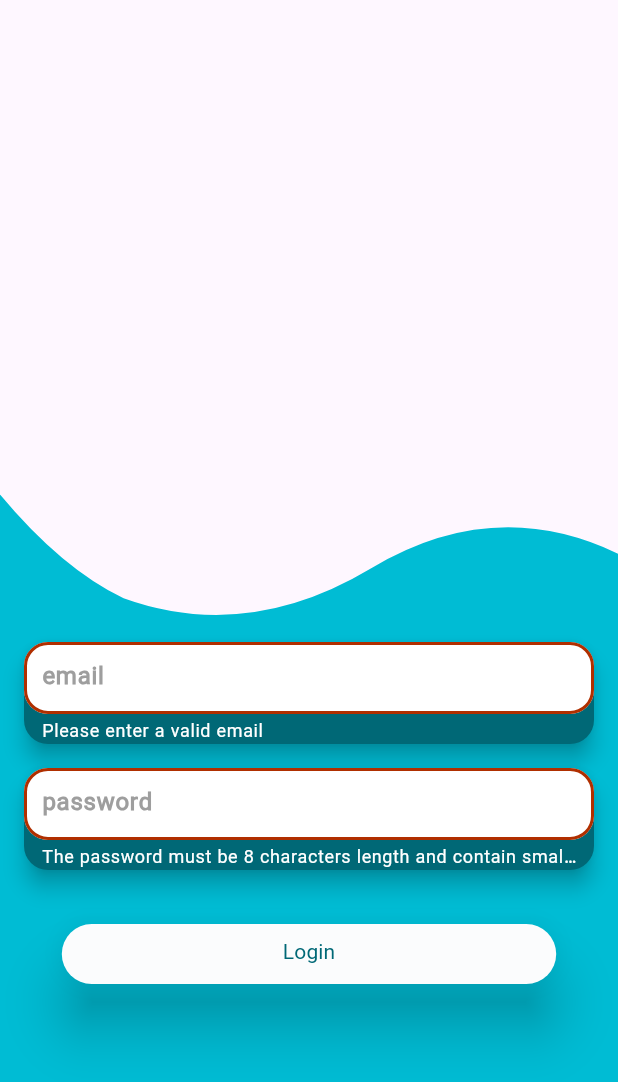
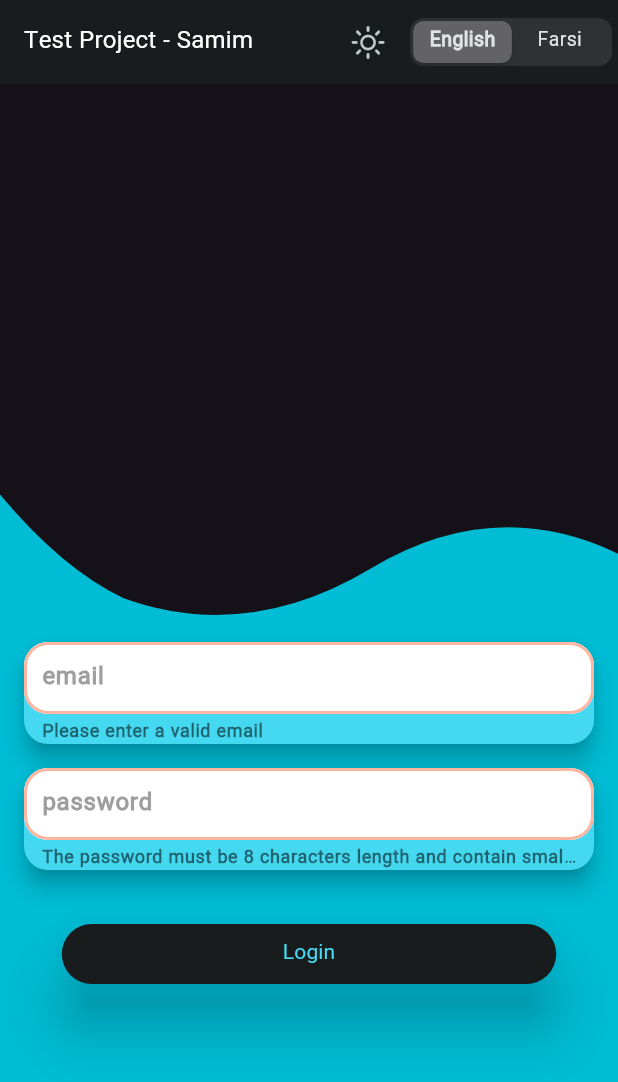
Before and after one commit to shervin-h/flutter_test_project, a Flutter app: the screen it shows after launch, after a tap on "Login", on a phone screen of 412 x 824 dp. Shown: the top 1082 px of the screen. Run offline on Flutter 3.47's test engine with Material 2 defaults, Android fonts, the phone set to English and light mode, and no system bars; our stand-ins replace bloc, dio, email_validator, equatable, flutter_bloc, flutter_svg and 3 more; generated files the repository leaves out were written again.

Commit message:
implement setting feature such as multi language and dark/light theme and using cubit class to management settings state

```diff
--- /dev/null
+++ b/lib/config/app_settings/app_settings_state.dart
@@ -0,0 +1,19 @@
+part of 'app_settings_cubit.dart';
+
+// @immutable
+class AppSettingsState {
+  bool isDark;
+  String languageCode;
+
+  AppSettingsState({required this.isDark, required this.languageCode});
+
+  AppSettingsState copyWith({
+    bool? newIsDark,
+    String? newLanguageCode,
+  }) {
+    return AppSettingsState(
+      isDark: newIsDark ?? isDark,
+      languageCode: newLanguageCode ?? languageCode,
+    );
+  }
+}
--- a/lib/config/app_theme.dart
+++ b/lib/config/app_theme.dart
@@ -114,10 +114,18 @@ class AppTheme {
   static ThemeData lightThemeData = ThemeData.light(useMaterial3: true).copyWith(
     colorScheme: lightColorScheme,
     textTheme: lightTextTheme,
+    appBarTheme: const AppBarTheme(
+      elevation: 0,
+      backgroundColor: Colors.transparent,
+    )
   );
 
   static ThemeData darkThemeData = ThemeData.dark(useMaterial3: true).copyWith(
     colorScheme: darkColorScheme,
-    textTheme: darkTextTheme
+    textTheme: darkTextTheme,
+      appBarTheme: const AppBarTheme(
+        elevation: 0,
+        backgroundColor: Colors.transparent,
+      )
   );
 }
--- a/lib/config/l10n/app_en.arb
+++ b/lib/config/l10n/app_en.arb
@@ -1,10 +1,13 @@
 {
   "helloWorld": "Hello World!",
+  "appName": "Test Project - Samim",
   "email": "email",
   "password": "password",
   "emailErrMessage": "Please enter a valid email",
   "passErrMessage": "The password must be 8 characters length and contain small and capital Latin letters",
   "loginSuccessful": "Login successful",
   "tryAgain": "Try again",
-  "login": "Login"
+  "login": "Login",
+  "english": "English",
+  "farsi": "Farsi"
 }
--- a/lib/config/l10n/app_fa.arb
+++ b/lib/config/l10n/app_fa.arb
@@ -1,10 +1,13 @@
 {
   "helloWorld": "سلام دنیا!",
+  "appName": "پروژه تستی - صمیم",
   "email": "ایمیل",
   "password": "رمز عبور",
   "emailErrMessage": "لطفاً ایمیل معتبر وارد کنید",
   "passErrMessage": "رمز عبور بایستی 8 کارکتر باشد و شامل حروف بزرگ و کوچک لاتین باشد",
   "loginSuccessful": "ورود موفق",
   "tryAgain": "تلاش دوباره",
-  "login": "ورود"
+  "login": "ورود",
+  "english": "انگلیسی",
+  "farsi": "فارسی"
 }
--- /dev/null
+++ b/lib/core/widgets/custom_app_bar.dart
@@ -0,0 +1,54 @@
+import 'package:flutter/cupertino.dart';
+import 'package:flutter/material.dart';
+import 'package:flutter_bloc/flutter_bloc.dart';
+import 'package:flutter_test_project/config/app_settings/app_settings_cubit.dart';
+import 'package:flutter_gen/gen_l10n/app_localizations.dart';
+
+
+class CustomAppBar extends StatelessWidget implements PreferredSizeWidget{
+  const CustomAppBar({super.key});
+
+
+  @override
+  Widget build(BuildContext context) {
+    final themeData = Theme.of(context);
+    return AppBar(
+      title: Text(AppLocalizations.of(context)!.appName, style: themeData.textTheme.titleMedium,),
+      backgroundColor: themeData.colorScheme.background,
+      actions: [
+        const SizedBox(width: 4),
+        IconButton(
+          onPressed: () {
+            BlocProvider.of<AppSettingsCubit>(context).changeThemeMode();
+          },
+          icon: BlocBuilder<AppSettingsCubit, AppSettingsState>(
+            builder: (context, state) {
+              return Icon(state.isDark ? CupertinoIcons.sun_max : CupertinoIcons.moon);
+            },
+          ),
+        ),
+        const SizedBox(width: 4),
+        BlocBuilder<AppSettingsCubit, AppSettingsState>(
+          builder: (context, state) {
+            return CupertinoSlidingSegmentedControl<String>(
+              groupValue: state.languageCode,
+              children: {
+                'en': Text(AppLocalizations.of(context)!.english),
+                'fa': Text(AppLocalizations.of(context)!.farsi),
+              },
+              onValueChanged: (value) {
+                if (value != null) {
+                  BlocProvider.of<AppSettingsCubit>(context).changeLanguage();
+                }
+              },
+            );
+          },
+        ),
+        const SizedBox(width: 4),
+      ],
+    );
+  }
+
+  @override
+  Size get preferredSize => AppBar().preferredSize;
+}
--- a/lib/features/feature_auth/presentation/screens/login_screen.dart
+++ b/lib/features/feature_auth/presentation/screens/login_screen.dart
@@ -3,7 +3,9 @@ import 'package:flutter/material.dart';
 import 'package:flutter_gen/gen_l10n/app_localizations.dart';
 import 'package:email_validator/email_validator.dart';
 import 'package:flutter_bloc/flutter_bloc.dart';
+import 'package:flutter_test_project/config/app_settings/app_settings_cubit.dart';
 import 'package:flutter_test_project/core/utils/password_validation_helper.dart';
+import 'package:flutter_test_project/core/widgets/custom_app_bar.dart';
 import 'package:flutter_test_project/features/feature_auth/data/repositories/user_repository_impl.dart';
 import 'package:flutter_test_project/features/feature_auth/presentation/widgets/custom_text_form_field.dart';
 import 'package:flutter_test_project/features/feature_countries/presentation/screens/countries_screen.dart';
@@ -53,6 +55,7 @@ class _LoginScreenState extends State<LoginScreen> {
     final localization = AppLocalizations.of(context)!;
 
     return Scaffold(
+      appBar: const CustomAppBar(),
       body: SafeArea(
         child: SizedBox(
           width: screenWidth,
@@ -85,7 +88,7 @@ class _LoginScreenState extends State<LoginScreen> {
 
                                 CustomTextFormField(
                                   validator: (value) {
-                                    if (value != null && !EmailValidator.validate(value)) {
+                                    if (value != null && !EmailValidator.validate(value.trim())) {
                                       return localization.emailErrMessage;
                                     }
                                     return null;
@@ -99,7 +102,7 @@ class _LoginScreenState extends State<LoginScreen> {
 
                                 CustomTextFormField(
                                   validator: (value) {
-                                    if (value != null && value.trim().length < 8 && !isPasswordValid(value, 8)) {
+                                    if (value != null && value.trim().length < 8 && !isPasswordValid(value.trim(), 8)) {
                                       return localization.passErrMessage;
                                     }
                                     return null;
--- a/lib/features/feature_auth/presentation/widgets/custom_text_form_field.dart
+++ b/lib/features/feature_auth/presentation/widgets/custom_text_form_field.dart
@@ -30,6 +30,7 @@ class CustomTextFormField extends StatelessWidget {
     return Material(
       elevation: 6,
       color: themeData.colorScheme.primary,
+      // color: Colors.cyan,
       borderRadius: BorderRadius.circular(radius ?? 16),
       child: TextFormField(
         validator: validator,
@@ -49,6 +50,10 @@ class CustomTextFormField extends StatelessWidget {
             color: Colors.grey.shade500,
             fontWeight: FontWeight.bold,
           ),
+          errorStyle: TextStyle(
+            color: Colors.black54,
+            fontWeight: FontWeight.bold,
+          ),
           contentPadding: const EdgeInsets.all(8),
           counterText: "",
           filled: true,
--- a/lib/features/feature_countries/presentation/screens/countries_screen.dart
+++ b/lib/features/feature_countries/presentation/screens/countries_screen.dart
@@ -2,6 +2,7 @@ import 'package:flutter/cupertino.dart';
 import 'package:flutter/material.dart';
 import 'package:flutter_bloc/flutter_bloc.dart';
 import 'package:flutter_svg/flutter_svg.dart';
+import 'package:flutter_test_project/core/widgets/custom_app_bar.dart';
 import 'package:flutter_test_project/core/widgets/shared_widgets.dart';
 import 'package:flutter_test_project/features/feature_countries/domain/entities/country_entity.dart';
 import 'package:flutter_test_project/features/feature_countries/presentation/bloc/countries_bloc.dart';
@@ -31,6 +32,7 @@ class _CountriesScreenState extends State<CountriesScreen> {
   Widget build(BuildContext context) {
 
     return Scaffold(
+      appBar: const CustomAppBar(),
       body: SafeArea(
         child: BlocBuilder<CountriesBloc, CountriesState>(
           buildWhen: (previous, current) {
--- a/lib/locator.dart
+++ b/lib/locator.dart
@@ -1,6 +1,7 @@
 
 import 'dart:convert';
 
+import 'package:flutter_test_project/config/app_settings/app_settings_cubit.dart';
 import 'package:flutter_test_project/features/feature_auth/data/repositories/user_repository_impl.dart';
 import 'package:flutter_test_project/features/feature_auth/domain/repositories/user_repository.dart';
 import 'package:flutter_test_project/features/feature_countries/data/repositories/country_repository_impl.dart';
@@ -41,6 +42,7 @@ void setup() {
   getIt.registerSingleton<CountryRepository>(CountryRepositoryImpl());
 
   /// bloc
+  getIt.registerSingleton<AppSettingsCubit>(AppSettingsCubit());
   getIt.registerSingleton<SplashBloc>(SplashBloc());
   getIt.registerSingleton<LoginBloc>(LoginBloc());
   getIt.registerSingleton<CountriesBloc>(CountriesBloc());
--- a/lib/main.dart
+++ b/lib/main.dart
@@ -3,6 +3,7 @@ import 'package:flutter/material.dart';
 import 'package:flutter_bloc/flutter_bloc.dart';
 import 'package:flutter_localizations/flutter_localizations.dart';
 import 'package:flutter_gen/gen_l10n/app_localizations.dart';
+import 'package:flutter_test_project/config/app_settings/app_settings_cubit.dart';
 import 'package:flutter_test_project/config/app_theme.dart';
 import 'package:flutter_test_project/features/feature_auth/presentation/bloc/login_bloc.dart';
 import 'package:flutter_test_project/features/feature_auth/presentation/screens/login_screen.dart';
@@ -18,6 +19,7 @@ void main() {
   runApp(
     MultiBlocProvider(
       providers: [
+        BlocProvider<AppSettingsCubit>(create: (context) => getIt<AppSettingsCubit>()),
         BlocProvider<SplashBloc>(create: (context) => getIt<SplashBloc>()),
         BlocProvider<LoginBloc>(create: (context) => getIt<LoginBloc>()),
         BlocProvider<CountriesBloc>(create: (context) => getIt<CountriesBloc>())
@@ -32,6 +34,14 @@ class MyApp extends StatelessWidget {
 
   @override
   Widget build(BuildContext context) {
+    return BlocBuilder<AppSettingsCubit, AppSettingsState>(
+      buildWhen: (previous, current) {
+        if (previous == current) {
+          return false;
+        }
+        return true;
+      },
+      builder: (context, state) {
         return MaterialApp(
           title: 'Flutter Demo',
           debugShowCheckedModeBanner: false,
@@ -45,8 +55,8 @@ class MyApp extends StatelessWidget {
             Locale('en'), // English
             Locale('fa'), // Farsi
           ],
-      locale: const Locale('en'),
-      themeMode: ThemeMode.light,
+          locale: (state.languageCode == 'en') ? const Locale('en') : const Locale('fa'),
+          themeMode: (state.isDark) ? ThemeMode.dark : ThemeMode.light,
           theme: AppTheme.lightThemeData,
           darkTheme: AppTheme.darkThemeData,
           home: const LoginScreen(),
@@ -56,5 +66,7 @@ class MyApp extends StatelessWidget {
             CountriesScreen.routeName: (context) => const CountriesScreen(),
           },
         );
+      },
+    );
   }
 }
```
Also changed, not shown: lib/config/app_settings/app_settings_cubit.dart (added, +24 -0 lines), lib/config/app_settings.dart (deleted), lib/config/app_settings/settings_status.dart (added). Lines whose indentation alone changed are shown as unchanged.
